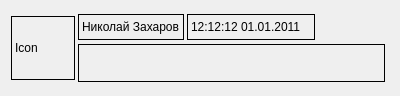
The window that ui/dialogFrom.ui (GoCodingIcreated/VKMessenger) describes before a commit, drawn with Qt 5.
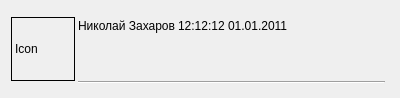
The same window after the commit.

Diff of the .ui file:
```diff
--- a/ui/dialogFrom.ui
+++ b/ui/dialogFrom.ui
@@ -7,7 +7,7 @@
     <x>0</x>
     <y>0</y>
     <width>400</width>
-    <height>96</height>
+    <height>98</height>
    </rect>
   </property>
   <property name="sizePolicy">
@@ -88,6 +88,9 @@
      </item>
      <item>
       <layout class="QVBoxLayout" name="verticalLayout">
+       <property name="spacing">
+        <number>2</number>
+       </property>
        <item>
         <layout class="QHBoxLayout" name="horizontalLayout_4">
          <item>
@@ -111,7 +114,7 @@
             </size>
            </property>
            <property name="frameShape">
-            <enum>QFrame::Box</enum>
+            <enum>QFrame::NoFrame</enum>
            </property>
            <property name="text">
             <string>Николай Захаров</string>
@@ -133,7 +136,7 @@
             </size>
            </property>
            <property name="frameShape">
-            <enum>QFrame::Box</enum>
+            <enum>QFrame::NoFrame</enum>
            </property>
            <property name="text">
             <string>12:12:12 01.01.2011</string>
@@ -181,7 +184,7 @@
             </size>
            </property>
            <property name="frameShape">
-            <enum>QFrame::Box</enum>
+            <enum>QFrame::NoFrame</enum>
            </property>
            <property name="text">
             <string/>
@@ -205,6 +208,13 @@
          </item>
         </layout>
        </item>
+       <item>
+        <widget class="Line" name="line">
+         <property name="orientation">
+          <enum>Qt::Horizontal</enum>
+         </property>
+        </widget>
+       </item>
       </layout>
      </item>
     </layout>
```
Left out of the diff: 3 changed lines with no effect on the pictures.
